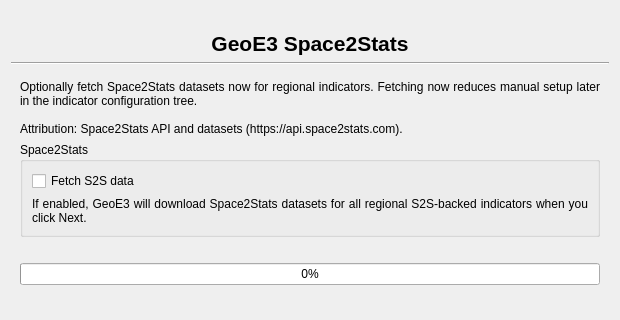
Qt form geest/ui/s2s_panel_base.ui (osundwajeff/GEEST) before a commit; both pictures show x 0 to 620 and y 0 to 320 of the 620 by 900 pixel window.
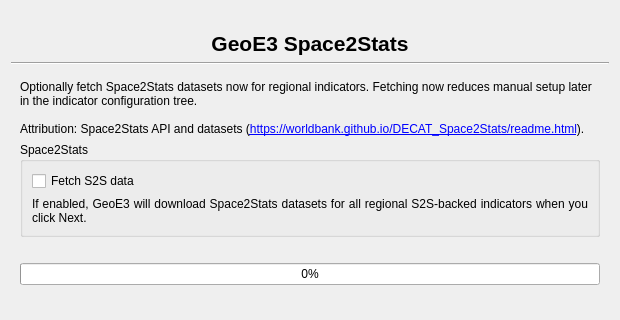
The same form after that commit. Icons and pictures are not drawn.

```diff
--- a/geest/ui/s2s_panel_base.ui
+++ b/geest/ui/s2s_panel_base.ui
@@ -68,16 +68,17 @@
        <item row="0" column="0">
          <widget class="QLabel" name="description">
           <property name="text">
-           <string>Optionally fetch Space2Stats datasets now for regional indicators. Fetching now reduces manual setup later in the indicator configuration tree.
-
-Attribution: Space2Stats API and datasets (https://api.space2stats.com).</string>
+           <string>Optionally fetch Space2Stats datasets now for regional indicators. Fetching now reduces manual setup later in the indicator configuration tree.&lt;br/&gt;&lt;br/&gt;Attribution: Space2Stats API and datasets (&lt;a href=&quot;https://worldbank.github.io/DECAT_Space2Stats/readme.html&quot;&gt;https://worldbank.github.io/DECAT_Space2Stats/readme.html&lt;/a&gt;).</string>
           </property>
          <property name="textFormat">
-          <enum>Qt::PlainText</enum>
+          <enum>Qt::RichText</enum>
          </property>
-         <property name="alignment">
-          <set>Qt::AlignJustify|Qt::AlignTop</set>
+         <property name="openExternalLinks">
+          <bool>true</bool>
          </property>
+          <property name="alignment">
+           <set>Qt::AlignLeft|Qt::AlignTop</set>
+          </property>
          <property name="wordWrap">
           <bool>true</bool>
          </property>
```
